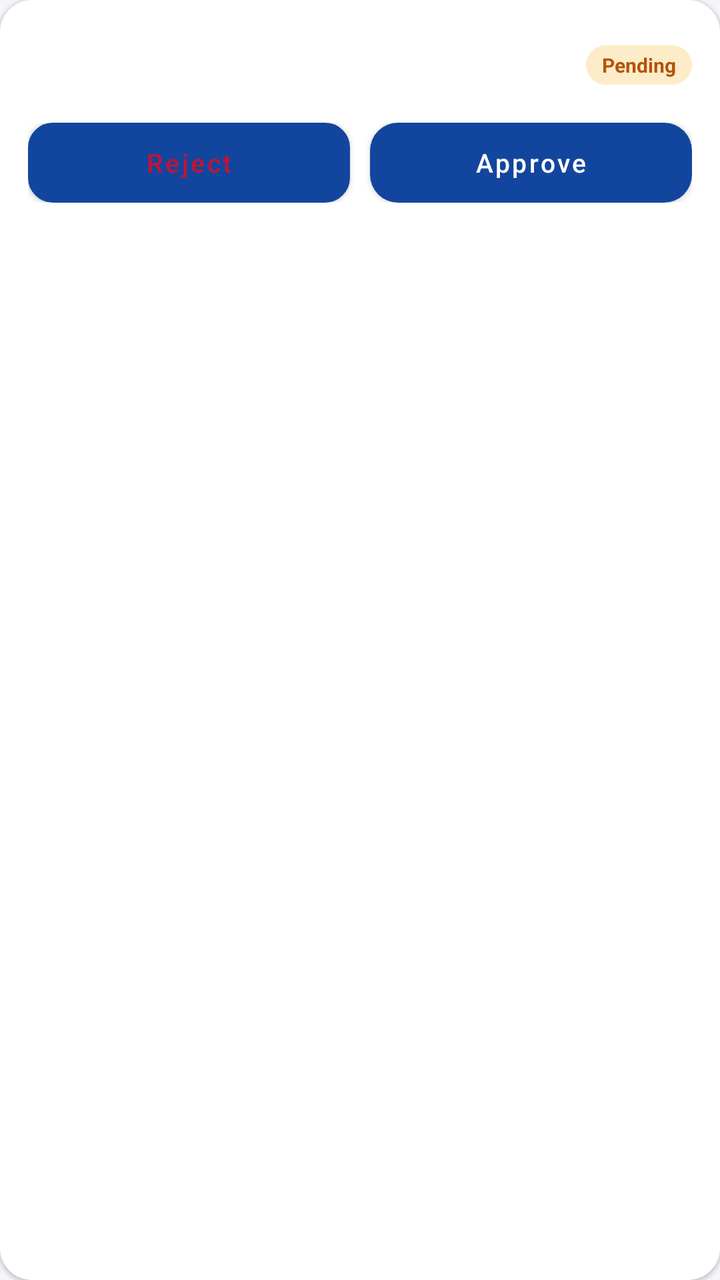
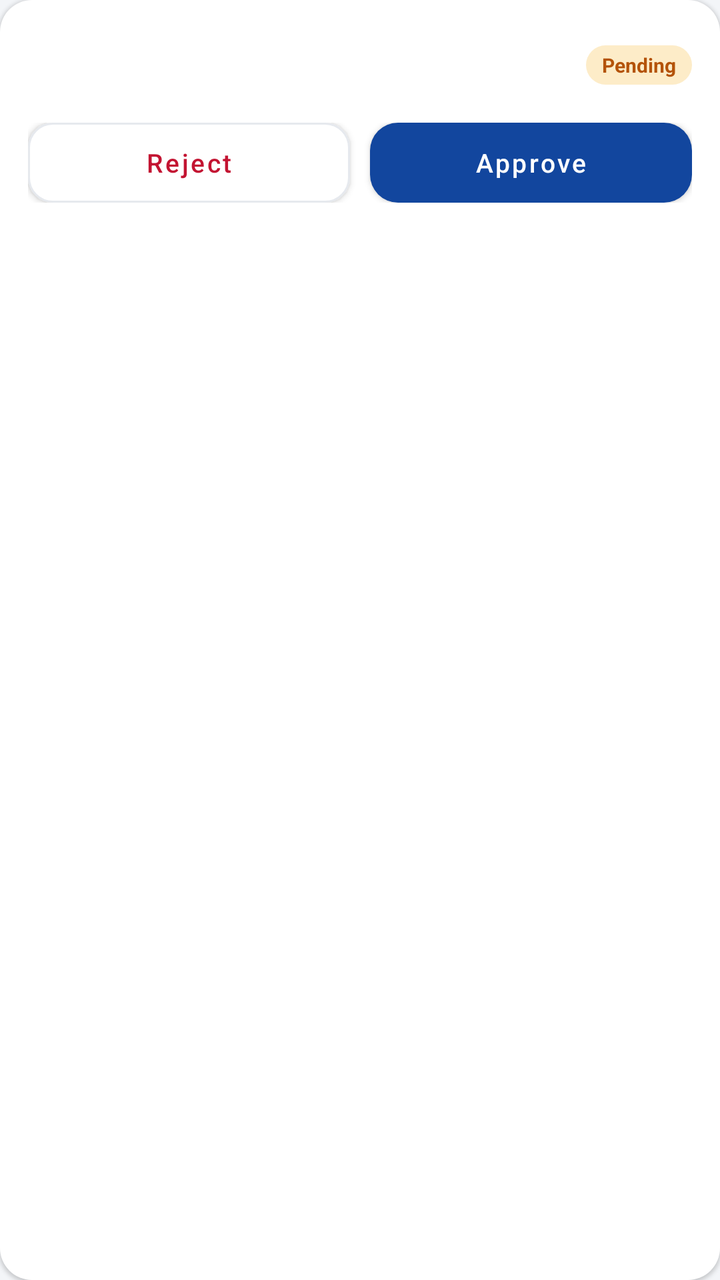

An Android layout rendered at two revisions. The XML below is the earlier revision; the diff shows what the commit changed to produce the second picture.
<!-- AndroidManifest.xml: application theme Theme.CampusApp -->
<!-- res/layout/item_pending_change.xml -->
<?xml version="1.0" encoding="utf-8"?>
<LinearLayout xmlns:android="http://schemas.android.com/apk/res/android"
    android:layout_width="match_parent"
    android:layout_height="wrap_content"
    android:orientation="vertical"
    android:background="@drawable/bg_card"
    android:padding="14dp"
    android:layout_marginBottom="12dp"
    android:elevation="1dp">

    <LinearLayout
        android:layout_width="match_parent"
        android:layout_height="wrap_content"
        android:orientation="horizontal"
        android:gravity="center_vertical">

        <LinearLayout
            android:layout_width="0dp"
            android:layout_height="wrap_content"
            android:layout_weight="1"
            android:orientation="vertical">

            <TextView
                android:id="@+id/tvChangeTitle"
                android:layout_width="wrap_content"
                android:layout_height="wrap_content"
                android:textStyle="bold"
                android:textSize="14sp"
                android:textColor="@color/text_dark"/>

            <TextView
                android:id="@+id/tvChangeDetail"
                android:layout_width="wrap_content"
                android:layout_height="wrap_content"
                android:layout_marginTop="2dp"
                android:textSize="12sp"
                android:textColor="@color/text_gray"/>
        </LinearLayout>

        <TextView
            android:id="@+id/tvChangeStatus"
            style="@style/NoticeTag"
            android:background="@drawable/bg_pill_orange"
            android:textColor="@color/badge_orange"
            android:text="Pending"/>
    </LinearLayout>

    <LinearLayout
        android:layout_width="match_parent"
        android:layout_height="wrap_content"
        android:orientation="horizontal"
        android:layout_marginTop="10dp">

        <Button
            android:id="@+id/btnReject"
            android:layout_width="0dp"
            android:layout_height="40dp"
            android:layout_weight="1"
            android:background="@drawable/bg_button_outline"
            android:text="Reject"
            android:textAllCaps="false"
            android:textColor="@color/badge_red"
            android:textSize="13sp"
            android:elevation="0dp"/>

        <Button
            android:id="@+id/btnApprove"
            android:layout_width="0dp"
            android:layout_height="40dp"
            android:layout_weight="1"
            android:layout_marginStart="10dp"
            android:background="@drawable/bg_button_blue"
            android:text="Approve"
            android:textAllCaps="false"
            android:textColor="@color/white"
            android:textSize="13sp"
            android:elevation="0dp"/>
    </LinearLayout>

</LinearLayout>
<!-- resources referenced by this layout -->
<resources>
  <color name="badge_orange">#B45309</color>
  <color name="badge_red">#C31432</color>
  <color name="text_dark">#161B26</color>
  <color name="text_gray">#6B7280</color>
  <color name="white">#FFFFFF</color>
  <!-- drawable bg_button_blue (drawable) -->
  <?xml version="1.0" encoding="utf-8"?>
  <shape xmlns:android="http://schemas.android.com/apk/res/android" android:shape="rectangle">
      <solid android:color="@color/primary_blue" />
      <corners android:radius="14dp" />
  </shape>
  <!-- drawable bg_button_outline (drawable) -->
  <?xml version="1.0" encoding="utf-8"?>
  <shape xmlns:android="http://schemas.android.com/apk/res/android" android:shape="rectangle">
      <solid android:color="@color/white" />
      <stroke android:width="1dp" android:color="@color/divider" />
      <corners android:radius="12dp" />
  </shape>
  <!-- drawable bg_card (drawable) -->
  <?xml version="1.0" encoding="utf-8"?>
  <shape xmlns:android="http://schemas.android.com/apk/res/android" android:shape="rectangle">
      <solid android:color="@color/card_white" />
      <corners android:radius="16dp" />
  </shape>
  <!-- drawable bg_pill_orange (drawable) -->
  <?xml version="1.0" encoding="utf-8"?>
  <shape xmlns:android="http://schemas.android.com/apk/res/android" android:shape="rectangle">
      <solid android:color="@color/badge_orange_bg" />
      <corners android:radius="20dp" />
  </shape>
  <style name="NoticeTag">
          <item name="android:layout_width">wrap_content</item>
          <item name="android:layout_height">wrap_content</item>
          <item name="android:paddingLeft">8dp</item>
          <item name="android:paddingRight">8dp</item>
          <item name="android:paddingTop">3dp</item>
          <item name="android:paddingBottom">3dp</item>
          <item name="android:textSize">10sp</item>
          <item name="android:textStyle">bold</item>
      </style>
  <style name="Theme.CampusApp" parent="Theme.MaterialComponents.Light.NoActionBar">
          <item name="colorPrimary">@color/primary_blue</item>
          <item name="colorPrimaryDark">@color/navy_dark</item>
          <item name="colorAccent">@color/primary_red</item>
          <item name="android:windowBackground">@color/background</item>
          <item name="android:statusBarColor">@color/navy_dark</item>
      </style>
  <color name="primary_blue">#12469E</color>
  <color name="divider">#E6E9EE</color>
  <color name="card_white">#FFFFFF</color>
  <color name="badge_orange_bg">#FDECC8</color>
  <color name="navy_dark">#0B2A4A</color>
  <color name="primary_red">#C31432</color>
  <color name="background">#F3F5F8</color>
</resources>

<!-- the commit's change to res/layout/item_pending_change.xml (unified diff, before → after) -->
@@ -1,5 +1,6 @@
 <?xml version="1.0" encoding="utf-8"?>
 <LinearLayout xmlns:android="http://schemas.android.com/apk/res/android"
+    xmlns:app="http://schemas.android.com/apk/res-auto"
     android:layout_width="match_parent"
     android:layout_height="wrap_content"
     android:orientation="vertical"
@@ -57,6 +58,7 @@
             android:layout_height="40dp"
             android:layout_weight="1"
             android:background="@drawable/bg_button_outline"
+            app:backgroundTint="@null"
             android:text="Reject"
             android:textAllCaps="false"
             android:textColor="@color/badge_red"
@@ -70,6 +72,7 @@
             android:layout_weight="1"
             android:layout_marginStart="10dp"
             android:background="@drawable/bg_button_blue"
+            app:backgroundTint="@null"
             android:text="Approve"
             android:textAllCaps="false"
             android:textColor="@color/white"
